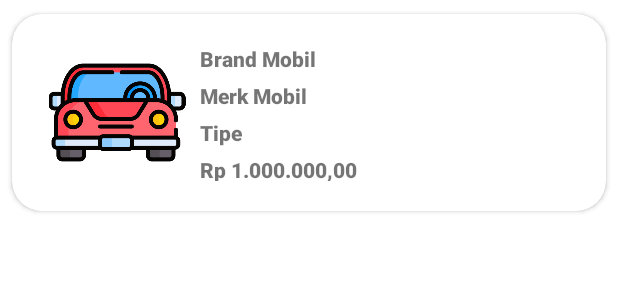
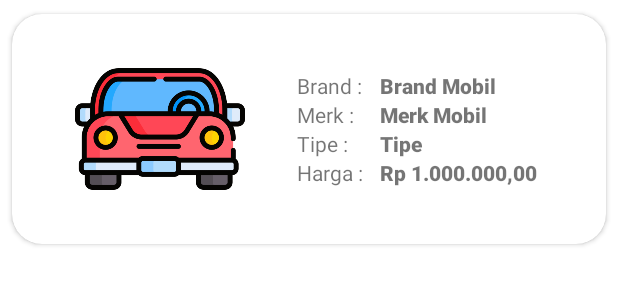
Before and after one commit to ojimanda/kreditmobil, an Android app: the layout layout_listmainuser.xml on its own in the app's theme, with its tools: preview values and no code run, on a phone screen of 412 x 824 dp. Shown: the top 300 px of the screen. Run offline under Robolectric (Android 15) with nearby library versions, the phone set to English and light mode, and no system bars.

Commit message:
update 3

```diff
--- a/app/src/main/java/id/kelompok7/kreditmobil/ListAdapter.java
+++ b/app/src/main/java/id/kelompok7/kreditmobil/ListAdapter.java
@@ -66,10 +66,13 @@ public class ListAdapter extends RecyclerView.Adapter<ListAdapter.ViewHolder> {
         }
 
         void bindData(final ListElement item) {
+            String showBrand = item.getBrand().substring(0,1).toUpperCase() + item.getBrand().substring(1).toLowerCase();
+            String showMerk = item.getMerk().substring(0,1).toUpperCase() + item.getMerk().substring(1).toLowerCase();
+            String showTipe = item.getTipe().substring(0,1).toUpperCase() + item.getTipe().substring(1).toLowerCase();
             Picasso.get().load(item.getImage()).into(iconImage);
-            brand.setText(item.getBrand());
-            merk.setText(item.getMerk());
-            tipe.setText(item.getTipe());
+            brand.setText(showBrand);
+            merk.setText(showMerk);
+            tipe.setText(showTipe);
             harga.setText(item.getHarga());
         }
     }
--- a/app/src/main/java/id/kelompok7/kreditmobil/UserDashboard.java
+++ b/app/src/main/java/id/kelompok7/kreditmobil/UserDashboard.java
@@ -96,6 +96,8 @@ public class UserDashboard extends AppCompatActivity {
             public void onClick(View view) {
                 Toast.makeText(UserDashboard.this, "Log Out", Toast.LENGTH_SHORT).show();
                 drawerLayout.closeDrawer(GravityCompat.START);
+                startActivity(new Intent(UserDashboard.this, Login.class));
+                finish();
             }
         });
 
--- a/app/src/main/res/layout/activity_listmainuser.xml
+++ b/app/src/main/res/layout/activity_listmainuser.xml
@@ -57,12 +57,15 @@
 
         <androidx.constraintlayout.widget.ConstraintLayout
             android:layout_width="match_parent"
-            android:layout_height="280dp">
+            android:layout_height="215dp"
+            app:layout_constraintEnd_toEndOf="parent"
+            app:layout_constraintStart_toStartOf="parent">
 
             <ImageView
                 android:id="@+id/imageView36"
                 android:layout_width="175dp"
                 android:layout_height="135dp"
+                android:layout_marginTop="16dp"
                 app:layout_constraintEnd_toEndOf="parent"
                 app:layout_constraintStart_toStartOf="parent"
                 app:layout_constraintTop_toTopOf="parent"
@@ -84,21 +87,28 @@
 
         </androidx.constraintlayout.widget.ConstraintLayout>
 
-        <androidx.constraintlayout.widget.ConstraintLayout
+        <RelativeLayout
             android:layout_width="match_parent"
             android:layout_height="match_parent">
 
             <androidx.recyclerview.widget.RecyclerView
                 android:id="@+id/recyclerList"
-                android:layout_width="409dp"
-                android:layout_height="449dp"
-                android:layout_margin="20dp"
+                android:layout_width="match_parent"
+                android:layout_height="495dp"
+                android:layout_alignParentStart="true"
+                android:layout_alignParentTop="true"
+                android:layout_alignParentEnd="true"
+                android:layout_alignParentBottom="true"
+                android:layout_marginStart="0dp"
+                android:layout_marginTop="20dp"
+                android:layout_marginEnd="0dp"
+                android:layout_marginBottom="2dp"
                 app:layout_constraintBottom_toBottomOf="parent"
                 app:layout_constraintEnd_toEndOf="parent"
-                app:layout_constraintHorizontal_bias="0.5"
+                app:layout_constraintHorizontal_bias="1.0"
                 app:layout_constraintStart_toStartOf="parent"
                 app:layout_constraintTop_toTopOf="parent"
-                app:layout_constraintVertical_bias="0.5" />
-        </androidx.constraintlayout.widget.ConstraintLayout>
+                app:layout_constraintVertical_bias="0.515" />
+        </RelativeLayout>
     </LinearLayout>
 </FrameLayout>
--- a/app/src/main/res/layout/layout_listmainuser.xml
+++ b/app/src/main/res/layout/layout_listmainuser.xml
@@ -1,19 +1,24 @@
 <?xml version="1.0" encoding="utf-8"?>
-<androidx.cardview.widget.CardView xmlns:android="http://schemas.android.com/apk/res/android"
+<androidx.constraintlayout.widget.ConstraintLayout xmlns:android="http://schemas.android.com/apk/res/android"
     xmlns:app="http://schemas.android.com/apk/res-auto"
-    xmlns:tools="http://schemas.android.com/tools"
+    android:layout_width="match_parent"
+    android:layout_height="match_parent">
+
+    <androidx.cardview.widget.CardView
         android:layout_width="match_parent"
         android:layout_height="wrap_content"
         app:cardCornerRadius="20dp"
         app:cardUseCompatPadding="true"
         android:elevation="30dp"
-    >
+        app:layout_constraintEnd_toEndOf="parent"
+        app:layout_constraintStart_toStartOf="parent"
+        app:layout_constraintTop_toTopOf="parent">
 
         <LinearLayout
-        android:layout_width="match_parent"
-        android:padding="20dp"
-        android:layout_height="131dp"
-        android:orientation="horizontal">
+            android:layout_width="385dp"
+            android:layout_height="153dp"
+            android:orientation="horizontal"
+            android:padding="20dp">
 
             <LinearLayout
                 android:layout_width="match_parent"
@@ -22,61 +27,134 @@
 
                 <ImageView
                     android:id="@+id/imageListMain"
-                android:layout_width="200dp"
+                    android:layout_width="188dp"
                     android:layout_height="match_parent"
                     android:layout_weight="1"
                     app:srcCompat="@drawable/car" />
 
-            <LinearLayout
-                android:layout_width="match_parent"
-                android:paddingStart="5dp"
+                <Space
+                    android:layout_width="38dp"
                     android:layout_height="match_parent"
                     android:layout_weight="1"
-                android:orientation="vertical">
+                    app:layout_constraintEnd_toEndOf="parent"
+                    app:layout_constraintStart_toStartOf="parent" />
+
+                <LinearLayout
+                    android:layout_width="212dp"
+                    android:layout_height="match_parent"
+                    android:layout_weight="1"
+                    android:orientation="vertical"
+                    android:paddingStart="5dp">
 
                     <LinearLayout
                         android:layout_width="match_parent"
                         android:layout_height="wrap_content"
                         android:orientation="vertical">
 
+                        <Space
+                            android:layout_width="match_parent"
+                            android:layout_height="18dp" />
+
+                        <LinearLayout
+                            android:layout_width="match_parent"
+                            android:layout_height="wrap_content"
+                            android:orientation="horizontal"
+                            app:layout_constraintEnd_toEndOf="parent"
+                            app:layout_constraintStart_toStartOf="parent">
+
+                            <TextView
+                                android:id="@+id/brandText"
+                                android:layout_width="70dp"
+                                android:layout_height="match_parent"
+                                android:layout_weight="1"
+                                android:text="Brand : "
+                                app:layout_constraintEnd_toEndOf="parent"
+                                app:layout_constraintStart_toStartOf="parent" />
+
                             <TextView
                                 android:id="@+id/userBrand"
-                        android:paddingBottom="5dp"
+                                android:layout_width="120dp"
+                                android:layout_height="match_parent"
+                                android:fontFamily="sans-serif-black"
+                                android:text="Brand Mobil" />
+                        </LinearLayout>
+
+                        <LinearLayout
                             android:layout_width="match_parent"
-                        android:fontFamily="sans-serif-black"
                             android:layout_height="wrap_content"
-                        android:text="Brand Mobil" />
+                            android:orientation="horizontal"
+                            app:layout_constraintEnd_toEndOf="parent"
+                            app:layout_constraintStart_toStartOf="parent">
+
+                            <TextView
+                                android:id="@+id/merkText"
+                                android:layout_width="52dp"
+                                android:layout_height="match_parent"
+                                android:layout_weight="1"
+                                android:text="Merk : "
+                                app:layout_constraintEnd_toEndOf="parent"
+                                app:layout_constraintStart_toStartOf="parent" />
 
                             <TextView
                                 android:id="@+id/userMerk"
-                        android:layout_width="match_parent"
+                                android:layout_width="120dp"
+                                android:layout_height="wrap_content"
                                 android:fontFamily="sans-serif-black"
-                        android:layout_height="wrap_content"
                                 android:text="Merk Mobil" />
                         </LinearLayout>
 
                         <LinearLayout
                             android:layout_width="match_parent"
-                    android:paddingTop="5dp"
+                            android:layout_height="wrap_content"
+                            android:orientation="horizontal"
+                            app:layout_constraintEnd_toEndOf="parent"
+                            app:layout_constraintStart_toStartOf="parent">
+
+                            <TextView
+                                android:id="@+id/tipeText"
+                                android:layout_width="53dp"
                                 android:layout_height="match_parent"
-                    android:orientation="vertical">
+                                android:layout_weight="1"
+                                android:text="Tipe : "
+                                app:layout_constraintEnd_toEndOf="parent"
+                                app:layout_constraintStart_toStartOf="parent" />
 
                             <TextView
                                 android:id="@+id/userTipe"
-                        android:paddingBottom="5dp"
-                        android:layout_width="match_parent"
-                        android:layout_height="wrap_content"
+                                android:layout_width="120dp"
+                                android:layout_height="match_parent"
                                 android:fontFamily="sans-serif-black"
                                 android:text="Tipe" />
 
+                        </LinearLayout>
+
+                        <LinearLayout
+                            android:layout_width="match_parent"
+                            android:layout_height="wrap_content"
+                            android:orientation="horizontal"
+                            app:layout_constraintEnd_toEndOf="parent"
+                            app:layout_constraintStart_toStartOf="parent">
+
+                            <TextView
+                                android:id="@+id/hargaText"
+                                android:layout_width="70dp"
+                                android:layout_height="match_parent"
+                                android:layout_weight="1"
+                                android:text="Harga : "
+                                app:layout_constraintEnd_toEndOf="parent"
+                                app:layout_constraintStart_toStartOf="parent" />
+
                             <TextView
                                 android:id="@+id/userHarga"
-                        android:layout_width="match_parent"
+                                android:layout_width="120dp"
                                 android:layout_height="wrap_content"
                                 android:fontFamily="sans-serif-black"
                                 android:text="Rp 1.000.000,00" />
                         </LinearLayout>
                     </LinearLayout>
+
+                </LinearLayout>
             </LinearLayout>
         </LinearLayout>
     </androidx.cardview.widget.CardView>
+</androidx.constraintlayout.widget.ConstraintLayout>
--- a/app/src/main/res/layout/navigation_view.xml
+++ b/app/src/main/res/layout/navigation_view.xml
@@ -33,7 +33,7 @@
             android:padding="8dp"/>
 
         <TextView
-            android:id="@+id/textView16"
+            android:id="@+id/logOutTextView"
             android:layout_width="wrap_content"
             android:layout_height="match_parent"
             android:gravity="center_vertical"
--- a/app/src/main/res/menu/nav_menu.xml
+++ b/app/src/main/res/menu/nav_menu.xml
@@ -22,13 +22,11 @@
             android:title="Review"
             android:icon="@drawable/icon_review"/>
 
-
-    </group>
-    <group android:checkableBehavior="single">
         <item
             android:id="@+id/nav_history"
             android:title="History"
             android:icon="@drawable/icon_history"/>
     </group>
 
+
 </menu>
```
Lines whose indentation alone changed are shown as unchanged.
